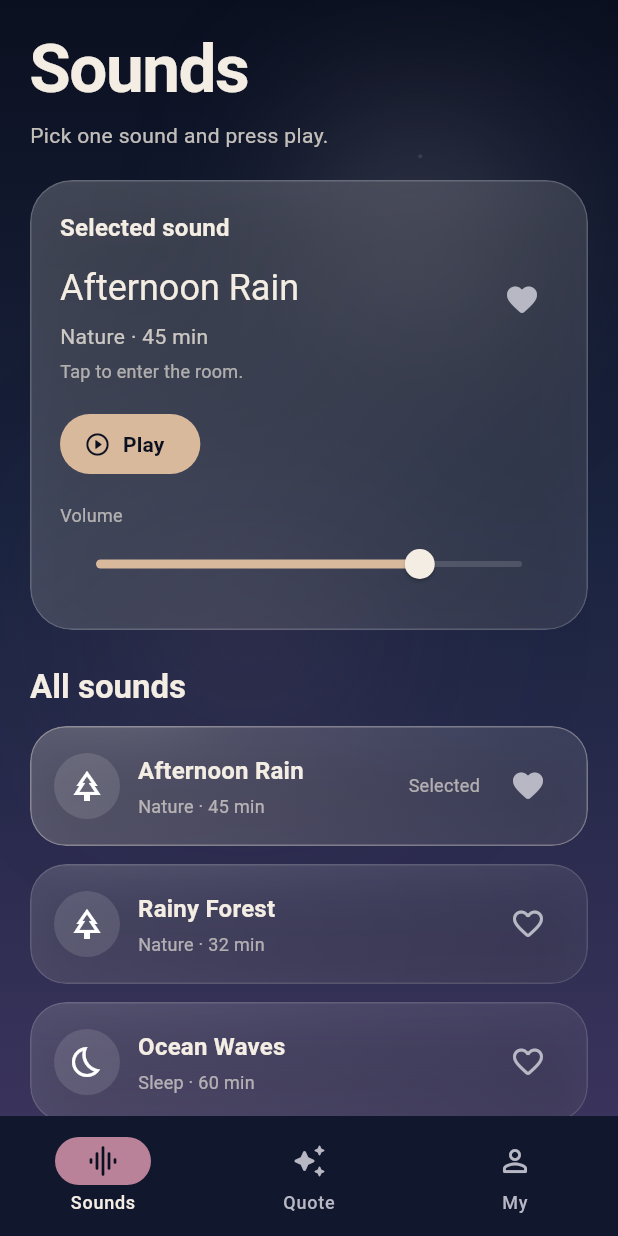
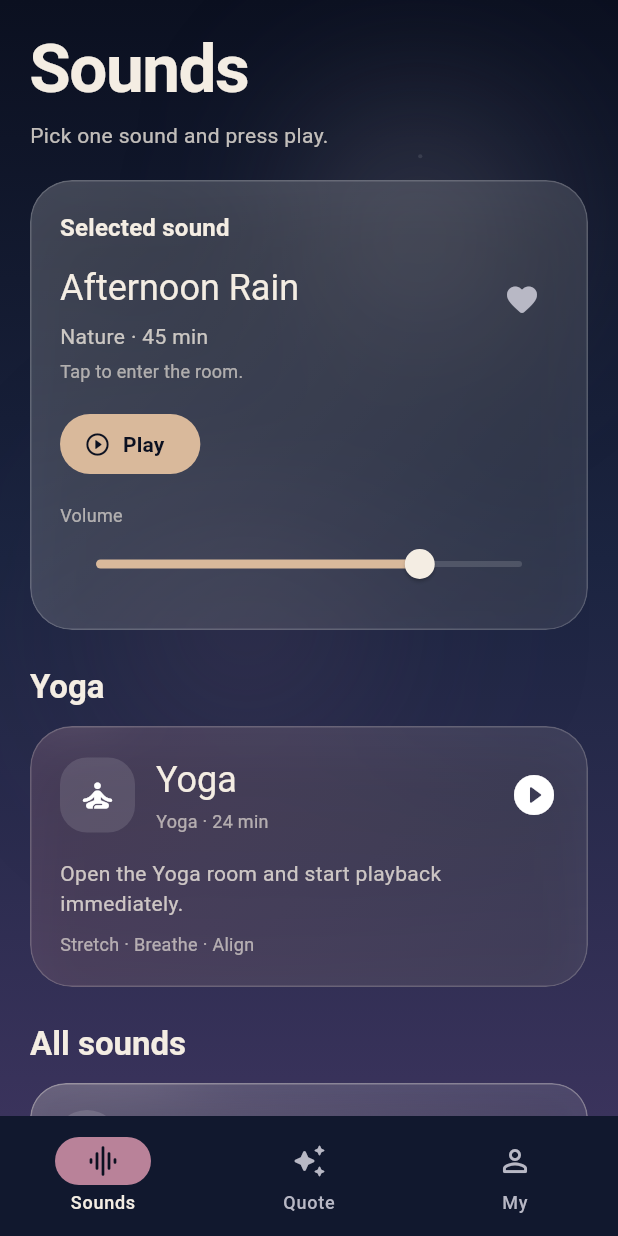
Before and after one commit to lenayoo/midnight_room, a Flutter app: the screen it shows after launch, on a phone screen of 412 x 824 dp. Run offline on Flutter 3.47's test engine with Material 3 defaults, Android fonts, the phone set to English and light mode, and no system bars; our stand-ins replace audioplayers, video_player.

Commit message:
change icon and add yoga music

```diff
--- a/lib/data/mock/mock_sounds.dart
+++ b/lib/data/mock/mock_sounds.dart
@@ -1,6 +1,7 @@
 import '../models/sound_item.dart';
 
 const String _previewAudioAssetPath = 'assets/sounds/sound1.mp3';
+const String _yogaAudioAssetPath = 'assets/sounds/yoga_sound.mp3';
 
 const List<SoundItem> mockSounds = <SoundItem>[
   SoundItem(
@@ -14,6 +15,18 @@ const List<SoundItem> mockSounds = <SoundItem>[
     isFavorite: true,
     videoPath: 'assets/images/afternoon_rain.mp4',
     moodTags: <String>['Rain', 'Afternoon', 'Relax'],
+  ),
+  SoundItem(
+    id: 'yoga',
+    title: 'Yoga',
+    category: 'Yoga',
+    duration: '24 min',
+    imagePath: 'assets/images/yoga_bg.mp4',
+    audioPath: _yogaAudioAssetPath,
+    isPremium: false,
+    isFavorite: false,
+    videoPath: 'assets/images/yoga_bg.mp4',
+    moodTags: <String>['Stretch', 'Breathe', 'Align'],
   ),
   SoundItem(
     id: 'rainy_forest',
--- a/lib/features/shell/presentation/screens/home_shell_screen.dart
+++ b/lib/features/shell/presentation/screens/home_shell_screen.dart
@@ -23,6 +23,7 @@ class HomeShellScreen extends StatefulWidget {
 }
 
 class _HomeShellScreenState extends State<HomeShellScreen> {
+  static const String _yogaSoundId = 'yoga';
   static const List<String> _quoteCategories = <String>[
     'calm',
     'hope',
@@ -107,6 +108,15 @@ class _HomeShellScreenState extends State<HomeShellScreen> {
     (SoundItem sound) => sound.id == _currentSoundId,
     orElse: () => _sounds.first,
   );
+
+  SoundItem? get _yogaSound {
+    for (final SoundItem sound in _sounds) {
+      if (sound.id == _yogaSoundId) {
+        return sound;
+      }
+    }
+    return null;
+  }
 
   QuoteItem? get _currentQuote {
     if (_filteredQuotes.isEmpty || _quoteIndex == null) {
@@ -202,7 +212,10 @@ class _HomeShellScreenState extends State<HomeShellScreen> {
     }
   }
 
-  Future<void> _openSoundRoom(SoundItem sound) async {
+  Future<void> _openSoundRoom(
+    SoundItem sound, {
+    bool autoStartPlayback = false,
+  }) async {
     if (_currentSoundId != sound.id) {
       setState(() {
         _currentSoundId = sound.id;
@@ -223,6 +236,7 @@ class _HomeShellScreenState extends State<HomeShellScreen> {
             (BuildContext context) => SoundRoomScreen(
               sound: _currentSound,
               initialVolume: _playbackVolume,
+              autoStartPlayback: autoStartPlayback,
             ),
       ),
     );
@@ -311,9 +325,7 @@ class _HomeShellScreenState extends State<HomeShellScreen> {
       );
       _loadedSoundId = sound.id;
     } catch (_) {
-      _showMessage(
-        'Audio preview failed to load. Check assets/sounds/sound1.mp3.',
-      );
+      _showMessage('Audio preview failed to load. Check ${sound.audioPath}.');
     }
   }
 
@@ -329,6 +341,7 @@ class _HomeShellScreenState extends State<HomeShellScreen> {
     final List<Widget> screens = <Widget>[
       SoundsScreen(
         sounds: _sounds,
+        yogaSound: _yogaSound,
         currentSound: _currentSound,
         isPlaying: _isPlaying,
         volume: _playbackVolume,
@@ -336,7 +349,9 @@ class _HomeShellScreenState extends State<HomeShellScreen> {
           unawaited(_selectSound(sound));
         },
         onOpenSoundRoom: (SoundItem sound) {
-          unawaited(_openSoundRoom(sound));
+          unawaited(
+            _openSoundRoom(sound, autoStartPlayback: sound.id == _yogaSoundId),
+          );
         },
         onToggleFavorite: _toggleFavorite,
         onPlayPause: () {
--- a/lib/features/sounds/presentation/screens/sound_room_screen.dart
+++ b/lib/features/sounds/presentation/screens/sound_room_screen.dart
@@ -11,11 +11,13 @@ class SoundRoomScreen extends StatefulWidget {
   const SoundRoomScreen({
     required this.sound,
     required this.initialVolume,
+    this.autoStartPlayback = false,
     super.key,
   });
 
   final SoundItem sound;
   final double initialVolume;
+  final bool autoStartPlayback;
 
   @override
   State<SoundRoomScreen> createState() => _SoundRoomScreenState();
@@ -36,6 +38,9 @@ class _SoundRoomScreenState extends State<SoundRoomScreen> {
     final VideoPlayerController? videoController = _videoController;
     if (videoController != null) {
       _initializeVideoFuture = _initializeVideo(videoController);
+    }
+    if (widget.autoStartPlayback) {
+      unawaited(_startPlayback());
     }
   }
 
--- a/lib/features/sounds/presentation/screens/sounds_screen.dart
+++ b/lib/features/sounds/presentation/screens/sounds_screen.dart
@@ -3,12 +3,14 @@ import 'package:flutter/material.dart';
 import '../../../../core/theme/app_gradients.dart';
 import '../../../../core/widgets/ambient_background.dart';
 import '../../../../core/widgets/glass_panel.dart';
+import '../../../../core/widgets/section_header.dart';
 import '../../../../data/models/sound_item.dart';
 import '../widgets/sound_library_tile.dart';
 
 class SoundsScreen extends StatelessWidget {
   const SoundsScreen({
     required this.sounds,
+    required this.yogaSound,
     required this.currentSound,
     required this.isPlaying,
     required this.volume,
@@ -21,6 +23,7 @@ class SoundsScreen extends StatelessWidget {
   });
 
   final List<SoundItem> sounds;
+  final SoundItem? yogaSound;
   final SoundItem currentSound;
   final bool isPlaying;
   final double volume;
@@ -33,6 +36,9 @@ class SoundsScreen extends StatelessWidget {
   @override
   Widget build(BuildContext context) {
     final TextTheme textTheme = Theme.of(context).textTheme;
+    final List<SoundItem> librarySounds = sounds
+        .where((SoundItem sound) => sound.id != yogaSound?.id)
+        .toList(growable: false);
 
     return AmbientBackground(
       gradient: AppGradients.screenBackground(0),
@@ -89,7 +95,10 @@ class SoundsScreen extends StatelessWidget {
                     ),
                     if (currentSound.videoPath != null) ...<Widget>[
                       const SizedBox(height: 6),
-                      Text('Tap to enter the room.', style: textTheme.bodySmall),
+                      Text(
+                        'Tap to enter the room.',
+                        style: textTheme.bodySmall,
+                      ),
                     ],
                     const SizedBox(height: 16),
                     FilledButton.icon(
@@ -109,9 +118,18 @@ class SoundsScreen extends StatelessWidget {
               ),
             ),
             const SizedBox(height: 24),
+            if (yogaSound != null) ...<Widget>[
+              const SectionHeader(title: 'Yoga'),
+              const SizedBox(height: 12),
+              _FeaturedSoundCard(
+                sound: yogaSound!,
+                onTap: () => onOpenSoundRoom(yogaSound!),
+              ),
+              const SizedBox(height: 24),
+            ],
             Text('All sounds', style: textTheme.titleLarge),
             const SizedBox(height: 12),
-            ...sounds.map((SoundItem sound) {
+            ...librarySounds.map((SoundItem sound) {
               return Padding(
                 padding: const EdgeInsets.only(bottom: 12),
                 child: SoundLibraryTile(
@@ -131,3 +149,70 @@ class SoundsScreen extends StatelessWidget {
     );
   }
 }
+
+class _FeaturedSoundCard extends StatelessWidget {
+  const _FeaturedSoundCard({required this.sound, required this.onTap});
+
+  final SoundItem sound;
+  final VoidCallback onTap;
+
+  @override
+  Widget build(BuildContext context) {
+    final TextTheme textTheme = Theme.of(context).textTheme;
+
+    return InkWell(
+      onTap: onTap,
+      borderRadius: BorderRadius.circular(28),
+      child: GlassPanel(
+        borderRadius: const BorderRadius.all(Radius.circular(28)),
+        gradientColors: const <Color>[Color(0x3AB98299), Color(0x1AF4EDE3)],
+        borderColor: const Color(0x33F4EDE3),
+        child: Column(
+          crossAxisAlignment: CrossAxisAlignment.start,
+          children: <Widget>[
+            Row(
+              children: <Widget>[
+                DecoratedBox(
+                  decoration: BoxDecoration(
+                    color: Colors.white.withValues(alpha: 0.12),
+                    borderRadius: BorderRadius.circular(18),
+                  ),
+                  child: const Padding(
+                    padding: EdgeInsets.all(12),
+                    child: Icon(
+                      Icons.self_improvement_rounded,
+                      color: Colors.white,
+                      size: 26,
+                    ),
+                  ),
+                ),
+                const SizedBox(width: 14),
+                Expanded(
+                  child: Column(
+                    crossAxisAlignment: CrossAxisAlignment.start,
+                    children: <Widget>[
+                      Text(sound.title, style: textTheme.headlineSmall),
+                      const SizedBox(height: 4),
+                      Text(
+                        '${sound.category} · ${sound.duration}',
+                        style: textTheme.bodySmall,
+                      ),
+                    ],
+                  ),
+                ),
+                const Icon(Icons.play_circle_fill_rounded, size: 32),
+              ],
+            ),
+            const SizedBox(height: 16),
+            Text(
+              'Open the Yoga room and start playback immediately.',
+              style: textTheme.bodyMedium,
+            ),
+            const SizedBox(height: 10),
+            Text(sound.moodTags.join(' · '), style: textTheme.bodySmall),
+          ],
+        ),
+      ),
+    );
+  }
+}
--- a/lib/features/sounds/presentation/widgets/sound_library_tile.dart
+++ b/lib/features/sounds/presentation/widgets/sound_library_tile.dart
@@ -90,6 +90,8 @@ class SoundLibraryTile extends StatelessWidget {
         return Icons.nightlight_round;
       case 'Sleep':
         return Icons.bedtime_outlined;
+      case 'Yoga':
+        return Icons.self_improvement_rounded;
       default:
         return Icons.music_note_rounded;
     }
```
Also changed, not shown: assets/images/appIcon.png, 37 other files.
